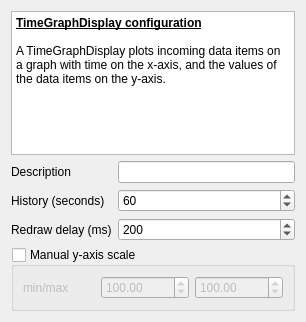
Qt form src/TimeGraphDisplayConfigWidget.ui (matthewg42/Gnostic) before a commit.
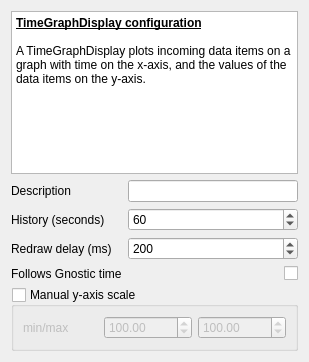
The same form after that commit.

Commit message: tweaks to graphs and updating and such (new 'follow real time' option)

Patch:
```diff
--- a/src/TimeGraphDisplayConfigWidget.ui
+++ b/src/TimeGraphDisplayConfigWidget.ui
@@ -6,15 +6,15 @@
    <rect>
     <x>0</x>
     <y>0</y>
-    <width>306</width>
-    <height>322</height>
+    <width>309</width>
+    <height>362</height>
    </rect>
   </property>
   <property name="windowTitle">
    <string>Form</string>
   </property>
-  <layout class="QGridLayout" name="gridLayout">
-   <item row="0" column="0" colspan="2">
+  <layout class="QVBoxLayout" name="verticalLayout">
+   <item>
     <widget class="QTextBrowser" name="textBrowser">
      <property name="html">
       <string>&lt;!DOCTYPE HTML PUBLIC &quot;-//W3C//DTD HTML 4.0//EN&quot; &quot;http://www.w3.org/TR/REC-html40/strict.dtd&quot;&gt;
@@ -27,24 +27,26 @@
      </property>
     </widget>
    </item>
-   <item row="1" column="0">
+   <item>
+    <layout class="QGridLayout" name="gridLayout">
+     <item row="0" column="0">
     <widget class="QLabel" name="label">
      <property name="text">
       <string>Description</string>
      </property>
     </widget>
    </item>
-   <item row="1" column="1">
+     <item row="0" column="1">
     <widget class="QLineEdit" name="descriptionEdit"/>
    </item>
-   <item row="2" column="0">
+     <item row="1" column="0">
     <widget class="QLabel" name="label_2">
      <property name="text">
       <string>History (seconds)</string>
      </property>
     </widget>
    </item>
-   <item row="2" column="1">
+     <item row="1" column="1">
     <widget class="QSpinBox" name="historySpin">
      <property name="minimum">
       <number>10</number>
@@ -60,14 +62,14 @@
      </property>
     </widget>
    </item>
-   <item row="3" column="0">
+     <item row="2" column="0">
     <widget class="QLabel" name="label_4">
      <property name="text">
       <string>Redraw delay (ms)</string>
      </property>
     </widget>
    </item>
-   <item row="3" column="1">
+     <item row="2" column="1">
     <widget class="QSpinBox" name="updateMsSpin">
      <property name="minimum">
       <number>20</number>
@@ -83,7 +85,26 @@
      </property>
     </widget>
    </item>
-   <item row="4" column="0" colspan="2">
+     <item row="3" column="0">
+      <widget class="QLabel" name="label_5">
+       <property name="text">
+        <string>Follows Gnostic time</string>
+       </property>
+      </widget>
+     </item>
+     <item row="3" column="1">
+      <widget class="QCheckBox" name="followRealTimeCheck">
+       <property name="layoutDirection">
+        <enum>Qt::RightToLeft</enum>
+       </property>
+       <property name="text">
+        <string/>
+       </property>
+      </widget>
+     </item>
+    </layout>
+   </item>
+   <item>
     <widget class="QGroupBox" name="manualYScaleGroup">
      <property name="title">
       <string>Manual y-axis scale</string>
```
Lines whose indentation alone changed are shown as unchanged. The commit also changes 7 other files.
